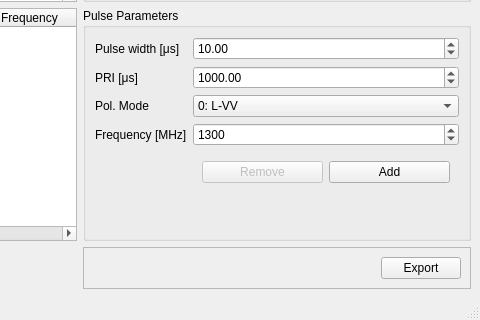
Old version of the form creator/creator_gui.ui in the repository nextrad/tcu_software; both pictures show x 320 to 800 and y 259 to 579 of the 800 by 579 pixel window.
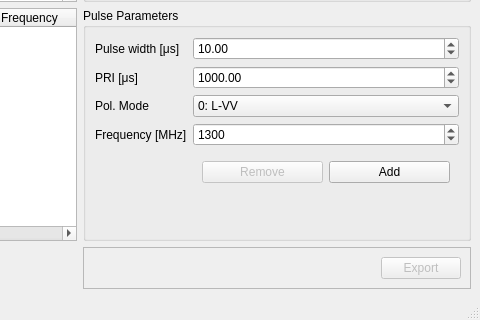
New version of the form.

Commit message: disable export button when no pulses, minor formatting

```diff
--- a/creator/creator_gui.ui
+++ b/creator/creator_gui.ui
@@ -226,6 +226,9 @@
        </item>
        <item>
         <widget class="QPushButton" name="button_export">
+         <property name="enabled">
+          <bool>false</bool>
+         </property>
          <property name="text">
           <string>Export</string>
          </property>
```
The commit also changes 2 other files.
